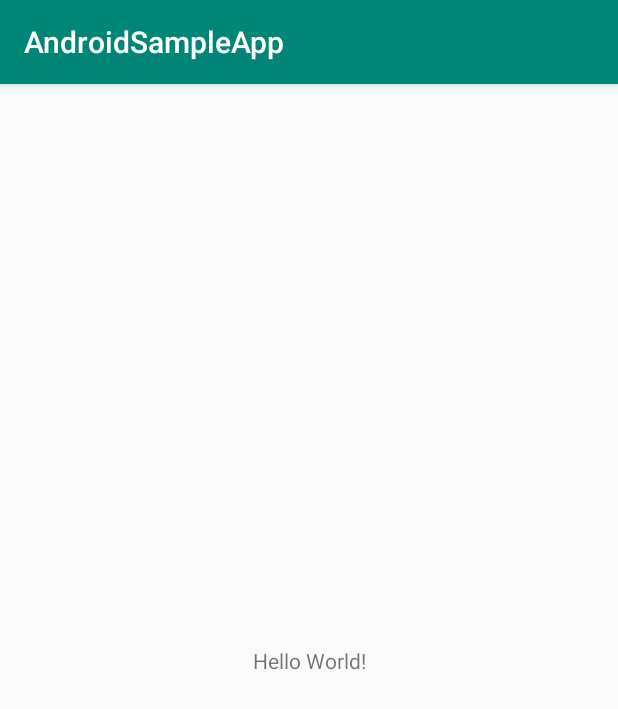
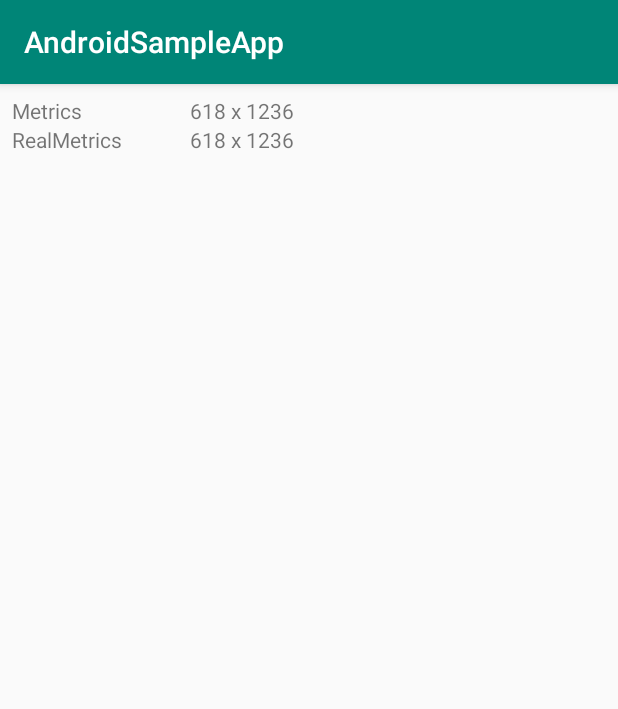
Before and after one commit to KantoWatanabe/AndroidSampleApp, an Android app: the screen it shows after launch (MainActivity), on a phone screen of 412 x 824 dp. Shown: the top 709 px of the screen. Run offline under Robolectric (Android 15) with nearby library versions, the phone set to English and light mode, and no system bars.

Commit message:
画面サイズ取得のサンプル

```diff
--- a/app/src/main/java/kantowatanabe/androidsampleapp/MainActivity.kt
+++ b/app/src/main/java/kantowatanabe/androidsampleapp/MainActivity.kt
@@ -2,11 +2,25 @@ package kantowatanabe.androidsampleapp
 
 import androidx.appcompat.app.AppCompatActivity
 import android.os.Bundle
+import android.util.DisplayMetrics
+import kotlinx.android.synthetic.main.activity_main.*
 
 class MainActivity : AppCompatActivity() {
 
     override fun onCreate(savedInstanceState: Bundle?) {
         super.onCreate(savedInstanceState)
         setContentView(R.layout.activity_main)
+
+        val m = DisplayMetrics()
+        windowManager.defaultDisplay.getMetrics(m)
+        val w = m.widthPixels
+        val h = m.heightPixels
+        metrics.text = "$w x $h"
+
+        val rm = DisplayMetrics()
+        windowManager.defaultDisplay.getRealMetrics(rm)
+        val rw = rm.widthPixels
+        val rh = rm.heightPixels
+        realMetrics.text = "$rw x $rh"
     }
 }
--- a/app/src/main/res/layout/activity_main.xml
+++ b/app/src/main/res/layout/activity_main.xml
@@ -6,14 +6,40 @@
         android:layout_width="match_parent"
         android:layout_height="match_parent"
         tools:context=".MainActivity">
-
-    <TextView
-            android:layout_width="wrap_content"
-            android:layout_height="wrap_content"
-            android:text="Hello World!"
-            app:layout_constraintBottom_toBottomOf="parent"
-            app:layout_constraintLeft_toLeftOf="parent"
-            app:layout_constraintRight_toRightOf="parent"
-            app:layout_constraintTop_toTopOf="parent"/>
-
+    <LinearLayout
+            android:orientation="vertical"
+            android:layout_width="0dp"
+            android:layout_height="0dp"
+            android:id="@+id/linearLayout2" android:layout_marginTop="8dp" android:layout_marginBottom="8dp"
+            app:layout_constraintEnd_toEndOf="parent" app:layout_constraintTop_toTopOf="parent"
+            app:layout_constraintStart_toStartOf="parent"
+            app:layout_constraintBottom_toBottomOf="parent" android:layout_marginStart="8dp"
+            android:layout_marginEnd="8dp">
+        <LinearLayout
+                android:orientation="horizontal"
+                android:layout_width="match_parent"
+                android:layout_height="wrap_content">
+            <TextView
+                    android:layout_width="0dp"
+                    android:layout_height="wrap_content" android:id="@+id/textView" android:text="Metrics"
+                    android:layout_weight="3"/>
+            <TextView
+                    android:text="TextView"
+                    android:layout_width="0dp"
+                    android:layout_height="wrap_content" android:id="@+id/metrics" android:layout_weight="7"/>
+        </LinearLayout>
+        <LinearLayout
+                android:orientation="horizontal"
+                android:layout_width="match_parent"
+                android:layout_height="match_parent">
+            <TextView
+                    android:text="RealMetrics"
+                    android:layout_width="0dp"
+                    android:layout_height="wrap_content" android:id="@+id/textView3" android:layout_weight="3"/>
+            <TextView
+                    android:text="TextView"
+                    android:layout_width="0dp"
+                    android:layout_height="wrap_content" android:id="@+id/realMetrics" android:layout_weight="7"/>
+        </LinearLayout>
+    </LinearLayout>
 </androidx.constraintlayout.widget.ConstraintLayout>
```
